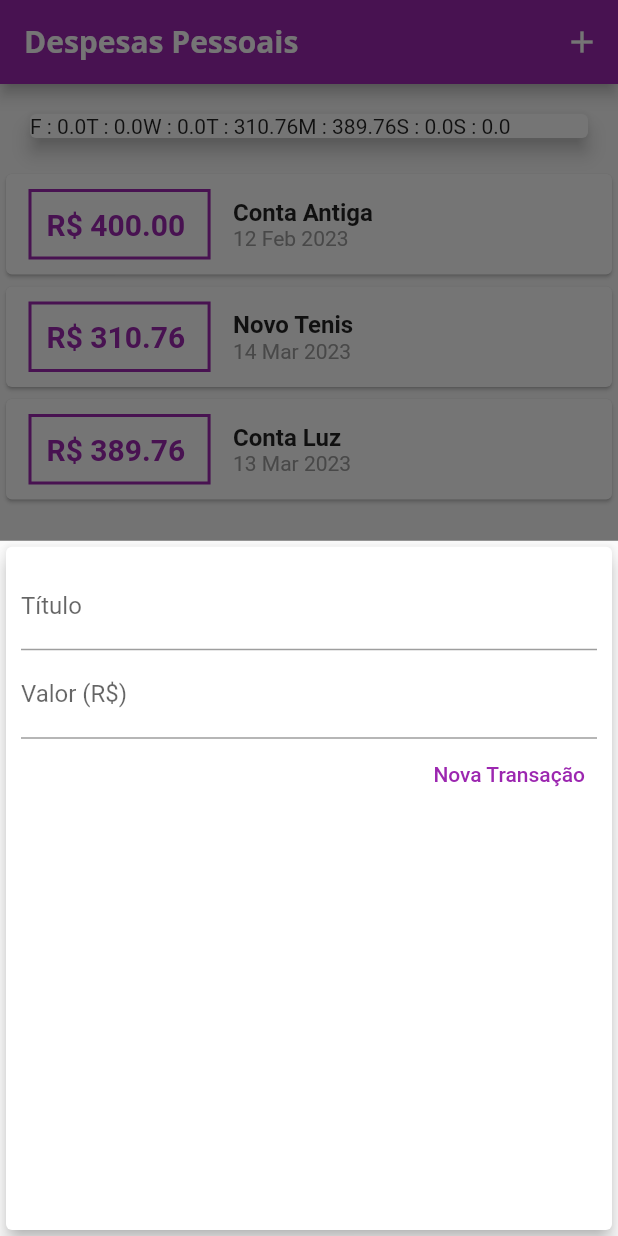
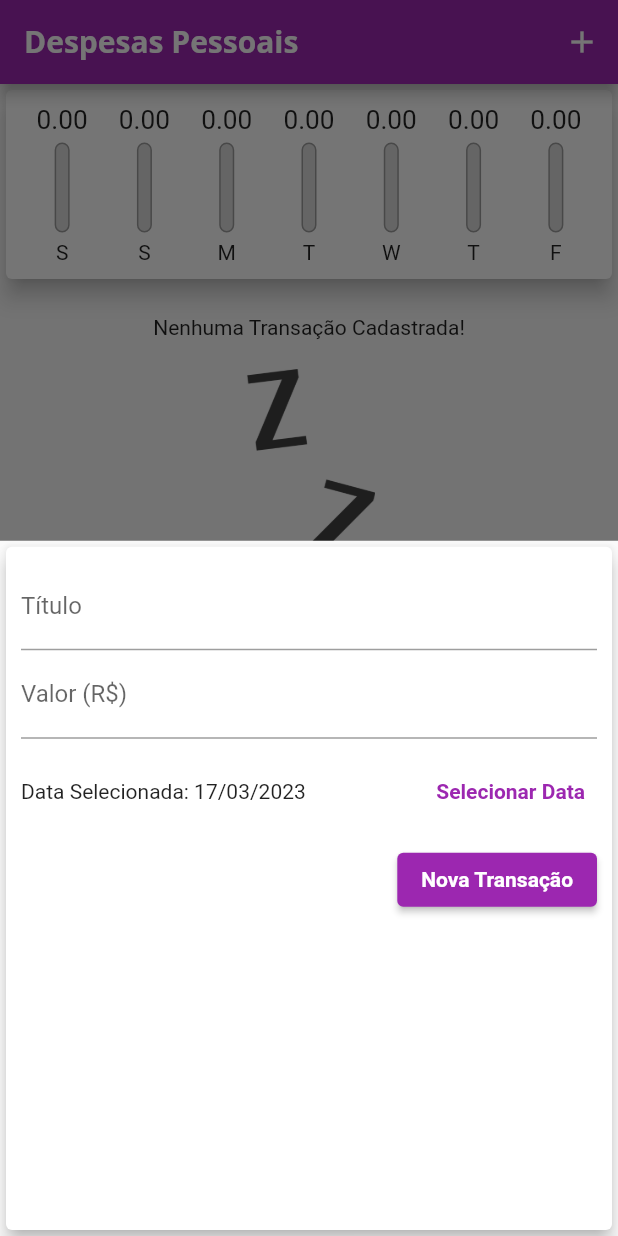
Before and after one commit to Okamael/despesas_pessoais, a Flutter app: the screen it shows after launch, after a tap on the "add" icon, on a phone screen of 412 x 824 dp. Run offline on Flutter 3.47's test engine with Material 2 defaults, Android fonts, the phone set to English and light mode, and no system bars.

Commit message:
Concusão despesas_pessoais

```diff
--- a/lib/components/charbar_widget.dart
+++ b/lib/components/charbar_widget.dart
@@ -1,10 +1,59 @@
 import 'package:flutter/material.dart';
 
 class ChartBarWidget extends StatelessWidget {
-  const ChartBarWidget({super.key});
+  final String label;
+  final double value;
+  final double percentage;
+
+  const ChartBarWidget({
+    super.key,
+    required this.label,
+    required this.value,
+    required this.percentage,
+  });
 
   @override
   Widget build(BuildContext context) {
-    return Container();
+    return Column(
+      children: [
+        Container(
+          height: 20,
+          child: FittedBox(child: Text('${value.toStringAsFixed(2)}')),
+        ),
+        SizedBox(
+          height: 5,
+        ),
+        Container(
+          height: 60,
+          width: 10,
+          child: Stack(
+            alignment: Alignment.bottomCenter,
+            children: [
+              Container(
+                decoration: BoxDecoration(
+                    border: Border.all(
+                      color: Colors.grey,
+                      width: 1.0,
+                    ),
+                    color: Color.fromRGBO(220, 220, 220, 1),
+                    borderRadius: BorderRadius.circular(5)),
+              ),
+              FractionallySizedBox(
+                heightFactor: percentage,
+                child: Container(
+                  decoration: BoxDecoration(
+                      color: Theme.of(context).primaryColor,
+                      borderRadius: BorderRadius.circular(5)),
+                ),
+              )
+            ],
+          ),
+        ),
+        SizedBox(
+          height: 5,
+        ),
+        Text(label)
+      ],
+    );
   }
 }
--- a/lib/components/chart_widget.dart
+++ b/lib/components/chart_widget.dart
@@ -1,3 +1,4 @@
+import 'package:despesas_pessoais/components/charbar_widget.dart';
 import 'package:despesas_pessoais/models/transaction.dart';
 import 'package:flutter/material.dart';
 import 'package:flutter/src/widgets/framework.dart';
@@ -27,18 +28,36 @@ class ChartWidget extends StatelessWidget {
         'day': DateFormat.E().format(weekDay)[0],
         'value': totalSum,
       };
+    }).reversed.toList();
+  }
+
+  double get _weekTotalValue {
+    return groupedTransactions.fold(0.0, (sum, transactions) {
+      return sum + (transactions['value'] as double);
     });
   }
 
   @override
   Widget build(BuildContext context) {
     return Card(
-      elevation: 5,
-      margin: EdgeInsets.all(20),
-      child: Row(
-        children: groupedTransactions.map((tr) {
-          return Text('${tr['day']} : ${tr['value']}');
-        }).toList(),
+      elevation: 6,
+      //margin: EdgeInsets.all(20),
+      child: Padding(
+        padding: const EdgeInsets.all(10.0),
+        child: Row(
+          mainAxisAlignment: MainAxisAlignment.spaceAround,
+          children: groupedTransactions.map((tr) {
+            return Flexible(
+              fit: FlexFit.tight,
+              child: ChartBarWidget(
+                  label: tr['day'].toString(),
+                  value: double.parse(tr['value'].toString()),
+                  percentage: _weekTotalValue == 0
+                      ? 0
+                      : (tr['value'] as double) / _weekTotalValue),
+            );
+          }).toList(),
+        ),
       ),
     );
   }
--- a/lib/components/transaction_form.dart
+++ b/lib/components/transaction_form.dart
@@ -1,9 +1,10 @@
 import 'package:flutter/material.dart';
 import 'package:flutter/src/widgets/framework.dart';
 import 'package:flutter/src/widgets/placeholder.dart';
+import 'package:intl/intl.dart';
 
 class TransactionFormWidget extends StatefulWidget {
-  final void Function(String, double) onSubmit;
+  final void Function(String, double, DateTime) onSubmit;
   TransactionFormWidget({super.key, required this.onSubmit});
 
   @override
@@ -11,19 +12,35 @@ class TransactionFormWidget extends StatefulWidget {
 }
 
 class _TransactionFormWidgetState extends State<TransactionFormWidget> {
-  final titleController = TextEditingController();
-
-  final valueController = TextEditingController();
-
+  final _titleController = TextEditingController();
+  final _valueController = TextEditingController();
+  DateTime _selectedDate = DateTime.now();
   _submitForm() {
-    var title = titleController.text;
-    var value = !valueController.text.isEmpty
-        ? double.parse(valueController.text)
+    var title = _titleController.text;
+    var value = !_valueController.text.isEmpty
+        ? double.parse(_valueController.text)
         : 0.0;
+    _selectedDate;
     if (title.isEmpty || value <= 0) {
       return;
     }
-    widget.onSubmit(title, value);
+    widget.onSubmit(title, value, _selectedDate);
+  }
+
+  _showDatePicker() {
+    showDatePicker(
+            context: context,
+            initialDate: DateTime.now(),
+            firstDate: DateTime(2019),
+            lastDate: DateTime.now())
+        .then((pickedDate) {
+      if (pickedDate == null) {
+        return;
+      }
+      setState(() {
+        _selectedDate = pickedDate;
+      });
+    });
   }
 
   @override
@@ -35,25 +52,46 @@ class _TransactionFormWidgetState extends State<TransactionFormWidget> {
         child: Column(
           children: [
             TextField(
-              controller: titleController,
+              controller: _titleController,
               decoration: InputDecoration(labelText: 'Título'),
             ),
             TextField(
-              controller: valueController,
+              controller: _valueController,
               onSubmitted: (_) => _submitForm(),
               keyboardType: TextInputType.numberWithOptions(
                 decimal: true,
               ),
               decoration: InputDecoration(labelText: 'Valor (R\$)'),
             ),
+            Container(
+              height: 70,
+              child: Row(
+                children: [
+                  Expanded(
+                    child: Text(_selectedDate == null
+                        ? 'Nenhuma data selecionada!'
+                        : 'Data Selecionada: ${DateFormat('dd/MM/y').format(_selectedDate)}'),
+                  ),
+                  TextButton(
+                    onPressed: _showDatePicker,
+                    child: const Text(
+                      'Selecionar Data',
+                      style: TextStyle(
+                          color: Colors.purple, fontWeight: FontWeight.bold),
+                    ),
+                  )
+                ],
+              ),
+            ),
             Row(
               mainAxisAlignment: MainAxisAlignment.end,
               children: [
-                TextButton(
+                ElevatedButton(
                     onPressed: _submitForm,
                     child: const Text(
                       'Nova Transação',
-                      style: TextStyle(color: Colors.purple),
+                      style: TextStyle(
+                          color: Colors.white, fontWeight: FontWeight.bold),
                     )),
               ],
             )
--- a/lib/components/transaction_list.dart
+++ b/lib/components/transaction_list.dart
@@ -6,17 +6,22 @@ import 'package:intl/intl.dart';
 
 class TransactionListWidget extends StatelessWidget {
   final List<Transaction> transactions;
-  const TransactionListWidget({super.key, required this.transactions});
+  final void Function(String) onRemove;
+  const TransactionListWidget(
+      {super.key, required this.transactions, required this.onRemove});
 
   @override
   Widget build(BuildContext context) {
-    return Container(
+    return SizedBox(
       height: 300,
       child: transactions.isEmpty
           ? Column(
               children: [
-                Text('Nenhuma Transação Cadastrada!'),
-                SizedBox(
+                const SizedBox(
+                  height: 20,
+                ),
+                const Text('Nenhuma Transação Cadastrada!'),
+                const SizedBox(
                   height: 20,
                 ),
                 Container(
@@ -33,46 +38,41 @@ class TransactionListWidget extends StatelessWidget {
               itemBuilder: (context, index) {
                 final transaction = transactions[index];
                 return Card(
-                  child: Row(
-                    children: [
-                      Container(
-                        margin: const EdgeInsets.symmetric(
-                            horizontal: 15, vertical: 10),
+                  elevation: 5,
+                  margin:
+                      const EdgeInsets.symmetric(vertical: 8, horizontal: 5),
+                  child: ListTile(
+                    leading: CircleAvatar(
+                      radius: 30,
+                      backgroundColor: Colors.purple,
+                      child: Padding(
+                        padding: const EdgeInsets.all(6.0),
+                        child: FittedBox(
                           child: Text(
-                          'R\$ ${transaction.value.toStringAsFixed(2)} ',
+                            'R\$${transaction.value}',
                             style: const TextStyle(
-                            fontWeight: FontWeight.bold,
-                            fontSize: 20,
-                            color: Colors.purple,
+                              color: Colors.white,
                             ),
                           ),
-                        decoration: BoxDecoration(
-                          border: Border.all(
-                            color: Colors.purple,
-                            width: 2,
                         ),
                       ),
-                        padding: EdgeInsets.all(10),
                     ),
-                      Column(
-                        crossAxisAlignment: CrossAxisAlignment.start,
-                        children: [
-                          Text(
+                    title: Text(
                       transaction.title,
                       style: const TextStyle(
-                              fontSize: 16,
+                        fontFamily: 'OpenSans',
+                        fontSize: 20,
                         fontWeight: FontWeight.bold,
                       ),
                     ),
-                          Text(
+                    subtitle: Text(
                       DateFormat('d MMM y').format(transaction.date),
-                            style: TextStyle(
-                              color: Colors.grey,
                     ),
-                          )
-                        ],
-                      )
-                    ],
+                    trailing: IconButton(
+                      icon: Icon(Icons.delete),
+                      color: Colors.red,
+                      onPressed: () => onRemove(transaction.id),
+                    ),
                   ),
                 );
               },
--- a/lib/main.dart
+++ b/lib/main.dart
@@ -45,7 +45,7 @@ class MyHomePage extends StatefulWidget {
 
 class _MyHomePageState extends State<MyHomePage> {
   final List<Transaction> _transactions = [
-    Transaction(
+    /* Transaction(
         id: 't0',
         title: 'Conta Antiga',
         value: 400,
@@ -59,7 +59,17 @@ class _MyHomePageState extends State<MyHomePage> {
         id: 't2',
         title: 'Conta Luz',
         value: 389.76,
-        date: DateTime.now().subtract(Duration(days: 4)))
+        date: DateTime.now().subtract(Duration(days: 4))),
+    Transaction(
+        id: 't3',
+        title: 'Cartão de Crédito',
+        value: 100211.30,
+        date: DateTime.now().subtract(Duration(days: 4))),
+    Transaction(
+        id: 't4',
+        title: 'Lanche',
+        value: 11.30,
+        date: DateTime.now().subtract(Duration(days: 4)))*/
   ];
   List<Transaction> get _recentTransactions {
     return _transactions.where((tr) {
@@ -69,12 +79,13 @@ class _MyHomePageState extends State<MyHomePage> {
     }).toList();
   }
 
-  _addTransaction({required String title, required double value}) {
+  _addTransaction(
+      {required String title, required double value, required DateTime date}) {
     final newTransaction = Transaction(
       id: Random().nextDouble().toString(),
       title: title,
       value: value,
-      date: DateTime.now(),
+      date: date,
     );
     setState(() {
       _transactions.add(newTransaction);
@@ -86,10 +97,16 @@ class _MyHomePageState extends State<MyHomePage> {
     showModalBottomSheet(
         context: context,
         builder: (_) {
-          return TransactionFormWidget(onSubmit: (title, value) {
-            _addTransaction(title: title, value: value);
+          return TransactionFormWidget(onSubmit: (title, value, date) {
+            _addTransaction(title: title, value: value, date: date);
           });
         });
+  }
+
+  _removeTransaction(String id) {
+    setState(() {
+      _transactions.removeWhere((tr) => tr.id == id);
+    });
   }
 
   @override
@@ -110,7 +127,8 @@ class _MyHomePageState extends State<MyHomePage> {
           crossAxisAlignment: CrossAxisAlignment.stretch,
           children: [
             ChartWidget(recentTransaction: _recentTransactions),
-            TransactionListWidget(transactions: _transactions),
+            TransactionListWidget(
+                transactions: _transactions, onRemove: _removeTransaction),
           ],
         ),
       ),
```
Lines whose indentation alone changed are shown as unchanged.
